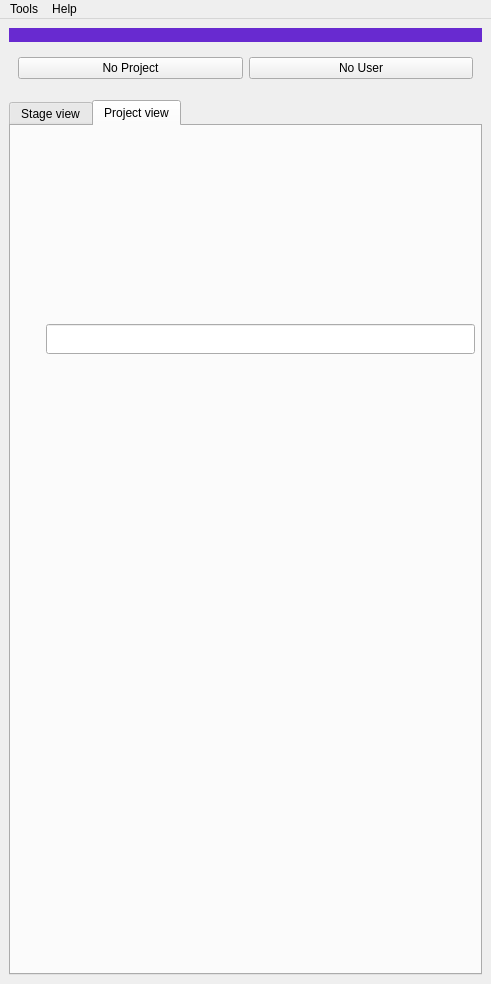
This is ui/pipeline_main_UI.ui in liorbenhorin/pipeline as Qt 5 draws it before an edit. The edited form follows.
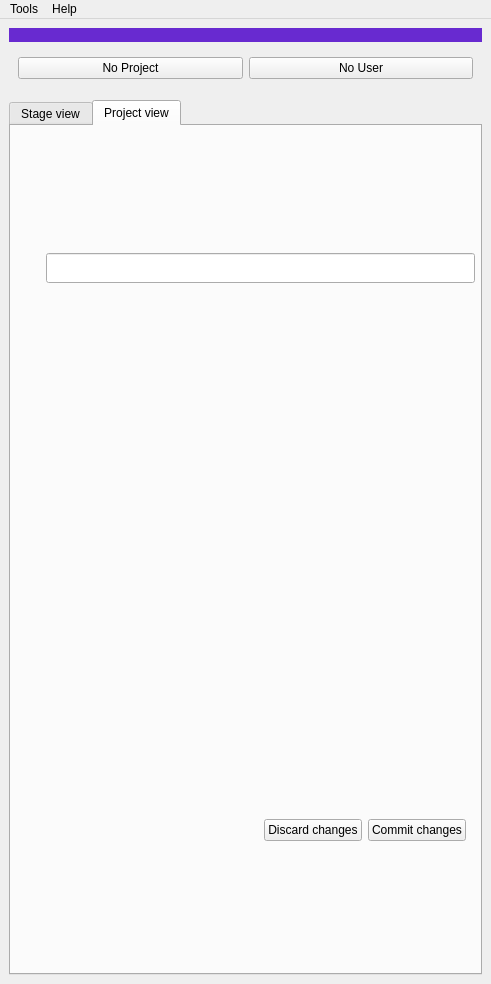
This is the edited form. The open tabs and pages were chosen to show the change.

```diff
--- a/ui/pipeline_main_UI.ui
+++ b/ui/pipeline_main_UI.ui
@@ -455,6 +455,39 @@
           <layout class="QHBoxLayout" name="verticalLayout_18"/>
          </widget>
         </item>
+        <item>
+         <widget class="QWidget" name="tree_changed_opts_widget" native="true">
+          <layout class="QHBoxLayout" name="horizontalLayout_2">
+           <item>
+            <spacer name="horizontalSpacer">
+             <property name="orientation">
+              <enum>Qt::Horizontal</enum>
+             </property>
+             <property name="sizeHint" stdset="0">
+              <size>
+               <width>40</width>
+               <height>20</height>
+              </size>
+             </property>
+            </spacer>
+           </item>
+           <item>
+            <widget class="QPushButton" name="pushButton_2">
+             <property name="text">
+              <string>Discard changes</string>
+             </property>
+            </widget>
+           </item>
+           <item>
+            <widget class="QPushButton" name="pushButton">
+             <property name="text">
+              <string>Commit changes</string>
+             </property>
+            </widget>
+           </item>
+          </layout>
+         </widget>
+        </item>
        </layout>
        <zorder>stages_version_splitter</zorder>
        <zorder>project_widget</zorder>
```
Left out of the diff: 3 changed lines with no effect on the pictures.
